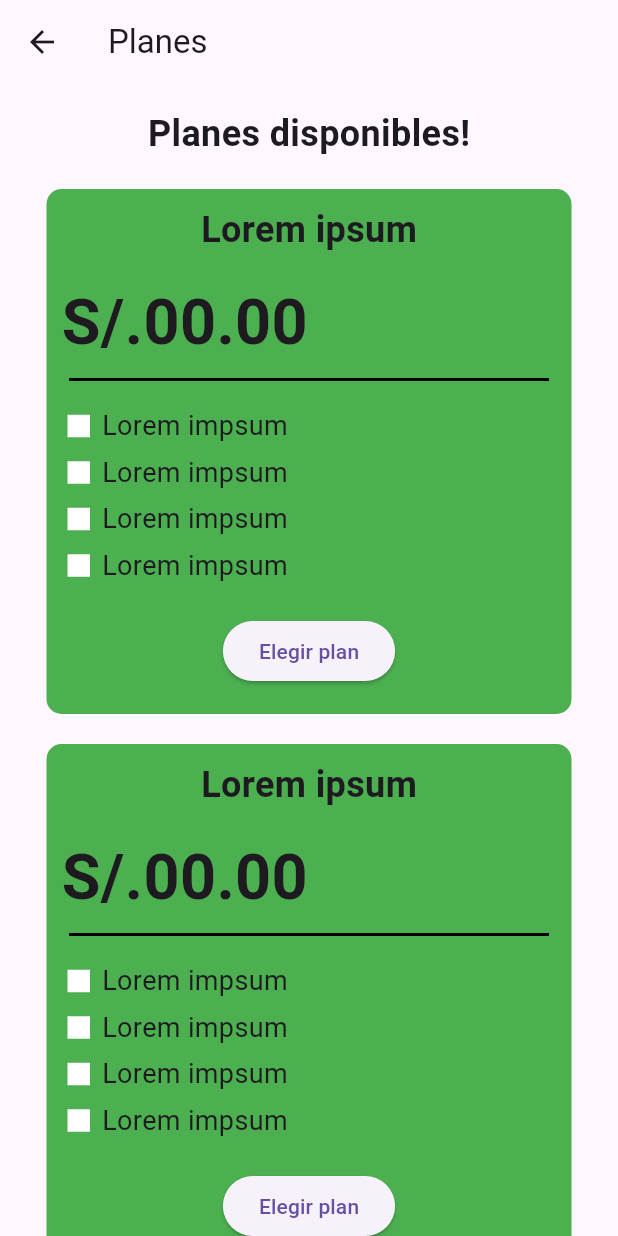
After one commit to AplicacionesMoviles-WS64/FastLearners-FrontEnd, a Flutter app: the SelectPlanScreen screen opened directly, on a phone screen of 412 x 824 dp. The commit adds this screen. Run offline on Flutter 3.47's test engine with Material 3 defaults, Android fonts, the phone set to English and light mode, and no system bars.

Commit message:
feat: create register and select plans page

```diff
--- a/lib/register_screen.dart
+++ b/lib/register_screen.dart
@@ -1,3 +1,4 @@
+import 'package:fastlearners_frontend_flutter/select_plans_screen.dart';
 import 'package:flutter/material.dart';
 
 class RegisterScreen extends StatefulWidget {
@@ -47,9 +48,13 @@ class _RegisterScreenState extends State<RegisterScreen> {
       String email = _emailController.text;
       String password = _passwordController.text;
 
+      Navigator.push(
+          context,
+          MaterialPageRoute(builder: (context) => SelectPlanScreen()));
       ScaffoldMessenger.of(context).showSnackBar(
         SnackBar(content: Text('Registro exitoso para $firstName $lastName')),
       );
+
     }
   }
 
--- /dev/null
+++ b/lib/select_plans_screen.dart
@@ -0,0 +1,267 @@
+import 'package:flutter/material.dart';
+import 'package:flutter/rendering.dart';
+class SelectPlanScreen extends StatefulWidget{
+
+  @override
+  SelectPlanScreenState createState() => SelectPlanScreenState();
+}
+
+
+class SelectPlanScreenState extends State<SelectPlanScreen>{
+
+
+   buttonEvent(){
+
+   }
+
+  @override
+  Widget build(BuildContext context) {
+
+    return Scaffold(
+        appBar: AppBar(
+        title: Text('Planes')
+        ),
+        body: Center(child: SingleChildScrollView(
+            padding: const EdgeInsets.all(16.0),
+            child: Column(
+                mainAxisAlignment: MainAxisAlignment.center,
+                children: [
+                  const Text("Planes disponibles!",
+                    style: TextStyle(fontWeight: FontWeight.bold, fontSize: 24)),
+                  SizedBox(height: 20),
+                  Container(
+                    height: 350,
+                    width: 350,
+                    decoration: BoxDecoration(
+                        color: Colors.green,
+                        borderRadius: BorderRadius.circular(10)
+                    ),
+                    child: Column(
+                      children: [
+                        const SizedBox(height: 10),
+                        const Text("Lorem ipsum", style: TextStyle(fontWeight: FontWeight.bold, fontSize: 24)),
+
+                        Container(
+                          padding: const EdgeInsets.only(left: 10, top: 15),
+                          alignment: Alignment.centerLeft,
+                          child: const Text("S/.00.00", style: TextStyle(fontWeight: FontWeight.bold, fontSize: 42))),
+                        const Divider(
+                          thickness: 2.0,
+                          indent: 15.0,
+                          endIndent: 15.0,
+                          color: Colors.black
+                        ),
+                        Container(
+                          padding: const EdgeInsets.only(left: 14, top: 10),
+                          child: Row(
+                            children: [
+                              Row(children: [
+                                Container(width: 15, height: 15, color: Colors.white),
+                                const SizedBox(width: 8),
+                                const Text("Lorem impsum", style: TextStyle(fontSize: 18))
+                              ]),
+                              ]
+                          )
+                        ),
+                        Container(
+                            padding: const EdgeInsets.only(left: 14, top: 5),
+                            child: Row(
+                                children: [
+                                  Row(children: [
+                                    Container(width: 15, height: 15, color: Colors.white),
+                                    const SizedBox(width: 8),
+                                    const Text("Lorem impsum", style: TextStyle(fontSize: 18))
+                                  ]),
+                                ]
+                            )
+                        ),
+                        Container(
+                            padding: const EdgeInsets.only(left: 14, top: 5),
+                            child: Row(
+                                children: [
+                                  Row(children: [
+                                    Container(width: 15, height: 15, color: Colors.white),
+                                    const SizedBox(width: 8),
+                                    const Text("Lorem impsum", style: TextStyle(fontSize: 18))
+                                  ]),
+                                ]
+                            )
+                        ),
+                        Container(
+                            padding: const EdgeInsets.only(left: 14, top: 5),
+                            child: Row(
+                                children: [
+                                  Row(children: [
+                                    Container(width: 15, height: 15, color: Colors.white),
+                                    const SizedBox(width: 8),
+                                    const Text("Lorem impsum", style: TextStyle(fontSize: 18))
+                                  ]),
+                                ]
+                            )
+                        ),
+                        SizedBox(height: 20),
+                        ElevatedButton(onPressed: buttonEvent, child: Text("Elegir plan"))
+                      ]
+                    )
+                  ),
+                  SizedBox(height: 20),
+                  Container(
+                      height: 350,
+                      width: 350,
+                      decoration: BoxDecoration(
+                          color: Colors.green,
+                          borderRadius: BorderRadius.circular(10)
+                      ),
+                      child: Column(
+                          children: [
+                            const SizedBox(height: 10),
+                            const Text("Lorem ipsum", style: TextStyle(fontWeight: FontWeight.bold, fontSize: 24)),
+
+                            Container(
+                                padding: const EdgeInsets.only(left: 10, top: 15),
+                                alignment: Alignment.centerLeft,
+                                child: const Text("S/.00.00", style: TextStyle(fontWeight: FontWeight.bold, fontSize: 42))),
+                            const Divider(
+                                thickness: 2.0,
+                                indent: 15.0,
+                                endIndent: 15.0,
+                                color: Colors.black
+                            ),
+                            Container(
+                                padding: const EdgeInsets.only(left: 14, top: 10),
+                                child: Row(
+                                    children: [
+                                      Row(children: [
+                                        Container(width: 15, height: 15, color: Colors.white),
+                                        const SizedBox(width: 8),
+                                        const Text("Lorem impsum", style: TextStyle(fontSize: 18))
+                                      ]),
+                                    ]
+                                )
+                            ),
+                            Container(
+                                padding: const EdgeInsets.only(left: 14, top: 5),
+                                child: Row(
+                                    children: [
+                                      Row(children: [
+                                        Container(width: 15, height: 15, color: Colors.white),
+                                        const SizedBox(width: 8),
+                                        const Text("Lorem impsum", style: TextStyle(fontSize: 18))
+                                      ]),
+                                    ]
+                                )
+                            ),
+                            Container(
+                                padding: const EdgeInsets.only(left: 14, top: 5),
+                                child: Row(
+                                    children: [
+                                      Row(children: [
+                                        Container(width: 15, height: 15, color: Colors.white),
+                                        const SizedBox(width: 8),
+                                        const Text("Lorem impsum", style: TextStyle(fontSize: 18))
+                                      ]),
+                                    ]
+                                )
+                            ),
+                            Container(
+                                padding: const EdgeInsets.only(left: 14, top: 5),
+                                child: Row(
+                                    children: [
+                                      Row(children: [
+                                        Container(width: 15, height: 15, color: Colors.white),
+                                        const SizedBox(width: 8),
+                                        const Text("Lorem impsum", style: TextStyle(fontSize: 18))
+                                      ]),
+                                    ]
+                                )
+                            ),
+                            SizedBox(height: 20),
+                            ElevatedButton(onPressed: buttonEvent, child: Text("Elegir plan"))
+                          ]
+                      )
+                  ),
+                  SizedBox(height: 20),
+                  Container(
+                      height: 350,
+                      width: 350,
+                      decoration: BoxDecoration(
+                          color: Colors.green,
+                          borderRadius: BorderRadius.circular(10)
+                      ),
+                      child: Column(
+                          children: [
+                            const SizedBox(height: 10),
+                            const Text("Lorem ipsum", style: TextStyle(fontWeight: FontWeight.bold, fontSize: 24)),
+
+                            Container(
+                                padding: const EdgeInsets.only(left: 10, top: 15),
+                                alignment: Alignment.centerLeft,
+                                child: const Text("S/.00.00", style: TextStyle(fontWeight: FontWeight.bold, fontSize: 42))),
+                            const Divider(
+                                thickness: 2.0,
+                                indent: 15.0,
+                                endIndent: 15.0,
+                                color: Colors.black
+                            ),
+                            Container(
+                                padding: const EdgeInsets.only(left: 14, top: 10),
+                                child: Row(
+                                    children: [
+                                      Row(children: [
+                                        Container(width: 15, height: 15, color: Colors.white),
+                                        const SizedBox(width: 8),
+                                        const Text("Lorem impsum", style: TextStyle(fontSize: 18))
+                                      ]),
+                                    ]
+                                )
+                            ),
+                            Container(
+                                padding: const EdgeInsets.only(left: 14, top: 5),
+                                child: Row(
+                                    children: [
+                                      Row(children: [
+                                        Container(width: 15, height: 15, color: Colors.white),
+                                        const SizedBox(width: 8),
+                                        const Text("Lorem impsum", style: TextStyle(fontSize: 18))
+                                      ]),
+                                    ]
+                                )
+                            ),
+                            Container(
+                                padding: const EdgeInsets.only(left: 14, top: 5),
+                                child: Row(
+                                    children: [
+                                      Row(children: [
+                                        Container(width: 15, height: 15, color: Colors.white),
+                                        const SizedBox(width: 8),
+                                        const Text("Lorem impsum", style: TextStyle(fontSize: 18))
+                                      ]),
+                                    ]
+                                )
+                            ),
+                            Container(
+                                padding: const EdgeInsets.only(left: 14, top: 5),
+                                child: Row(
+                                    children: [
+                                      Row(children: [
+                                        Container(width: 15, height: 15, color: Colors.white),
+                                        const SizedBox(width: 8),
+                                        const Text("Lorem impsum", style: TextStyle(fontSize: 18))
+                                      ]),
+                                    ]
+                                )
+                            ),
+                            SizedBox(height: 20),
+                            ElevatedButton(onPressed: buttonEvent, child: Text("Elegir plan"))
+                          ]
+                      )
+                  )
+
+                ]
+            )
+        )
+        )
+    );
+
+  }
+}
--- a/pubspec.yaml
+++ b/pubspec.yaml
@@ -60,8 +60,8 @@ flutter:
 
   # To add assets to your application, add an assets section, like this:
   # assets:
-  #   - images/a_dot_burr.jpeg
-  #   - images/a_dot_ham.jpeg
+  #   - assets/a_dot_burr.jpeg
+  #   - assets/a_dot_ham.jpeg
 
   # An image asset can refer to one or more resolution-specific "variants", see
   # https://flutter.dev/to/resolution-aware-images
@@ -88,3 +88,5 @@ flutter:
   #
   # For details regarding fonts from package dependencies,
   # see https://flutter.dev/to/font-from-package
+  assets:
+    - assets/home/
```
Also changed, not shown: lib/home_screen.dart (added, +102 -0 lines), lib/login_screen.dart (+9 -3 lines), assets/home/home_image.png (added).
